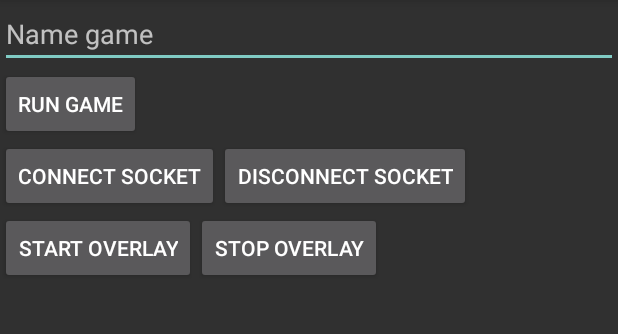
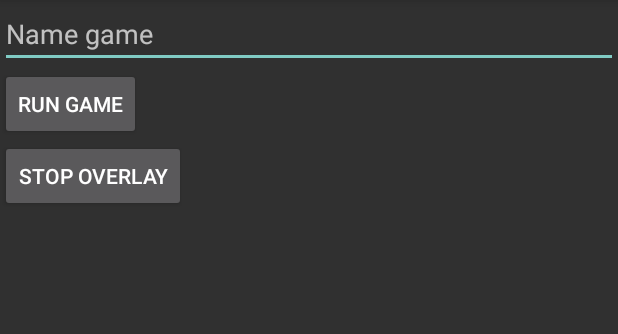
Before and after one commit to phamhiep2506/KM2Game, an Android app: the screen it shows after launch (MainActivity), on a phone screen of 412 x 824 dp, the part 84-418 px from its top. Run offline under Robolectric (Android 15) with nearby library versions, the phone set to English and light mode, and no system bars; 1 statement that could not run was skipped.

Commit message:
update layout xml && overlay service

```diff
--- a/app/src/main/java/com/KM2Game/MainActivity.java
+++ b/app/src/main/java/com/KM2Game/MainActivity.java
@@ -5,16 +5,13 @@ import android.os.Bundle;
 import android.util.Log;
 import android.view.View;
 import android.widget.Button;
+import android.widget.TextView;
 import androidx.appcompat.app.AppCompatActivity;
-import android.view.PointerIcon;
+import android.graphics.Color;
 
 public class MainActivity extends AppCompatActivity {
 
     static { System.loadLibrary("socket"); }
-
-    private native void createSocket();
-    private native boolean connectSocket();
-    private native void disconnectSocket();
 
     @Override
     public void onCreate(Bundle savedInstanceState) {
@@ -22,34 +19,15 @@ public class MainActivity extends AppCompatActivity {
         super.onCreate(savedInstanceState);
         setContentView(R.layout.activity_main);
 
-        // create socket
-        createSocket();
-
         // service
         Intent intent = new Intent(this, OverlayService.class);
 
-        // button
+        // button view
         Button btnRunGame = findViewById(R.id.btnRunGame);
 
-        Button btnConnectSocket = findViewById(R.id.btnConnectSocket);
-        Button btnDisconnectSocket = findViewById(R.id.btnDisconnectSocket);
-
-        Button btnStartOverlay = findViewById(R.id.btnStartOverlay);
         Button btnStopOverlay = findViewById(R.id.btnStopOverlay);
 
-        btnConnectSocket.setOnClickListener(new View.OnClickListener() {
-            public void onClick(View v) {
-                connectSocket();
-            }
-        });
-
-        btnDisconnectSocket.setOnClickListener(new View.OnClickListener() {
-            public void onClick(View v) {
-                disconnectSocket();
-            }
-        });
-
-        btnStartOverlay.setOnClickListener(new View.OnClickListener() {
+        btnRunGame.setOnClickListener(new View.OnClickListener() {
             public void onClick(View v) {
                 startService(intent);
             }
--- a/app/src/main/res/layout/activity_main.xml
+++ b/app/src/main/res/layout/activity_main.xml
@@ -1,11 +1,13 @@
 <?xml version="1.0" encoding="UTF-8"?>
 
-<RelativeLayout xmlns:android="http://schemas.android.com/apk/res/android"
+<LinearLayout xmlns:android="http://schemas.android.com/apk/res/android"
     android:layout_width="match_parent"
-    android:layout_height="match_parent">
+    android:layout_height="match_parent"
+    android:orientation="vertical"
+    >
 
     <EditText
-    android:id="@+id/nameGame"
+    android:id="@+id/inputNameGame"
     android:layout_alignParentLeft="true"
     android:layout_height="wrap_content"
     android:layout_width="fill_parent"
@@ -16,37 +18,12 @@
         android:id="@+id/btnRunGame"
         android:layout_width="wrap_content"
         android:layout_height="wrap_content"
-        android:layout_below="@id/nameGame"
         android:text="Run Game" />
-
-    <Button
-        android:id="@+id/btnConnectSocket"
-        android:layout_width="wrap_content"
-        android:layout_height="wrap_content"
-        android:layout_below="@id/btnRunGame"
-        android:text="Connect Socket" />
-
-    <Button
-        android:id="@+id/btnDisconnectSocket"
-        android:layout_width="wrap_content"
-        android:layout_height="wrap_content"
-        android:layout_below="@id/btnRunGame"
-        android:layout_toRightOf="@id/btnConnectSocket"
-        android:text="Disconnect Socket" />
-
-    <Button
-        android:id="@+id/btnStartOverlay"
-        android:layout_width="wrap_content"
-        android:layout_height="wrap_content"
-        android:layout_below="@id/btnConnectSocket"
-        android:text="Start Overlay" />
 
     <Button
         android:id="@+id/btnStopOverlay"
         android:layout_width="wrap_content"
         android:layout_height="wrap_content"
-        android:layout_below="@id/btnDisconnectSocket"
-        android:layout_toRightOf="@id/btnStartOverlay"
         android:text="Stop Overlay" />
 
-</RelativeLayout>
+</LinearLayout>
```
Also changed, not shown: app/src/main/java/com/KM2Game/OverlayService.java (+22 -4 lines), 1 other file.
